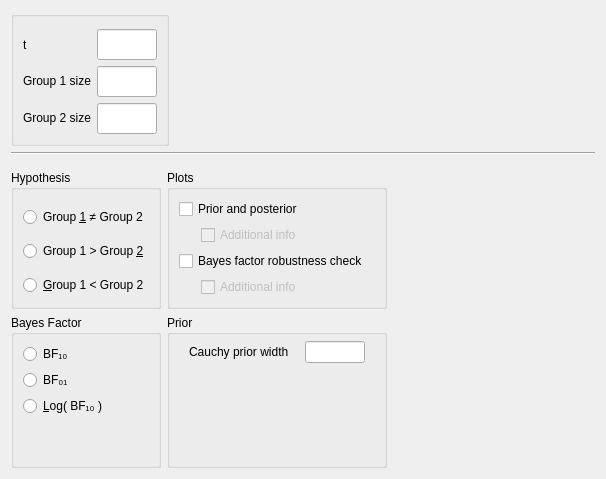
AlexanderLyNL/jasp-desktop, file JASP-Desktop/analysisforms/Bain/bainttestbayesianindependentsamplesform.ui: the form before one commit.
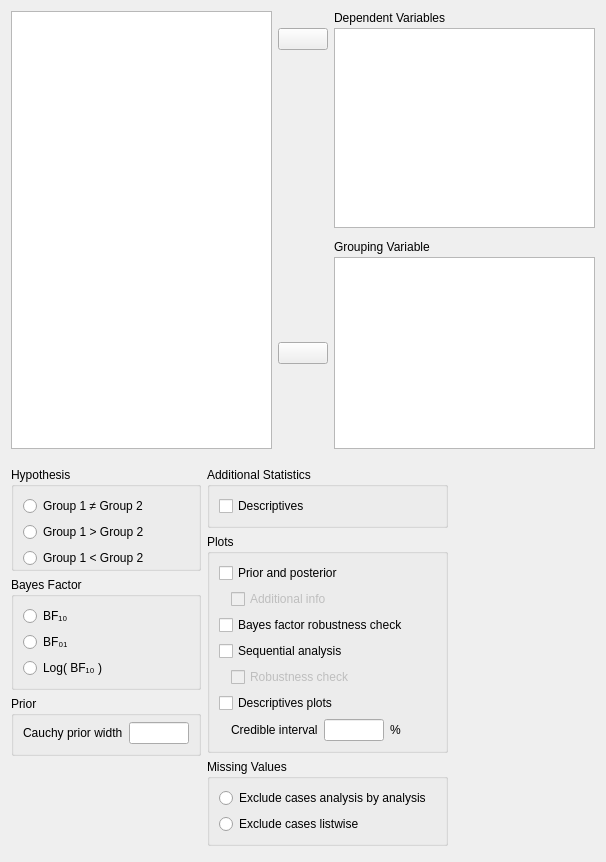
The form after the commit. Custom widgets are drawn as their Qt base class.

```diff
--- a/JASP-Desktop/analysisforms/Bain/bainttestbayesianindependentsamplesform.ui
+++ b/JASP-Desktop/analysisforms/Bain/bainttestbayesianindependentsamplesform.ui
@@ -7,7 +7,7 @@
     <x>0</x>
     <y>0</y>
     <width>606</width>
-    <height>479</height>
+    <height>862</height>
    </rect>
   </property>
   <property name="sizePolicy">
@@ -20,141 +20,180 @@
    <string>Form</string>
   </property>
   <layout class="QGridLayout" name="gridLayout">
+   <property name="verticalSpacing">
+    <number>0</number>
+   </property>
    <item row="0" column="0">
-    <widget class="BoundGroupBox" name="missingValues">
-     <property name="title">
-      <string/>
+    <widget class="QWidget" name="topWidget" native="true">
+     <property name="sizePolicy">
+      <sizepolicy hsizetype="Preferred" vsizetype="Fixed">
+       <horstretch>0</horstretch>
+       <verstretch>0</verstretch>
+      </sizepolicy>
      </property>
-     <property name="flat">
-      <bool>false</bool>
-     </property>
-     <layout class="QGridLayout" name="gridLayout_6">
+     <layout class="QGridLayout" name="gridLayout_8">
+      <property name="leftMargin">
+       <number>0</number>
+      </property>
       <property name="topMargin">
-       <number>12</number>
+       <number>0</number>
       </property>
-      <item row="3" column="1">
-       <widget class="BoundTextBox" name="n2Size">
-        <property name="sizePolicy">
-         <sizepolicy hsizetype="Fixed" vsizetype="Preferred">
-          <horstretch>0</horstretch>
-          <verstretch>0</verstretch>
-         </sizepolicy>
+      <property name="rightMargin">
+       <number>0</number>
+      </property>
+      <property name="verticalSpacing">
+       <number>3</number>
+      </property>
+      <item row="6" column="2">
+       <widget class="QLabel" name="label_5">
+        <property name="text">
+         <string>Grouping Variable</string>
         </property>
-        <property name="minimumSize">
-         <size>
-          <width>60</width>
-          <height>0</height>
-         </size>
-        </property>
-        <property name="maximumSize">
-         <size>
-          <width>60</width>
-          <height>16777215</height>
-         </size>
-        </property>
        </widget>
       </item>
-      <item row="2" column="1">
-       <widget class="BoundTextBox" name="n1Size">
+      <item row="7" column="1">
+       <widget class="AssignButton" name="buttonAssignGroupingVariable">
         <property name="sizePolicy">
-         <sizepolicy hsizetype="Fixed" vsizetype="Preferred">
+         <sizepolicy hsizetype="Fixed" vsizetype="Fixed">
           <horstretch>0</horstretch>
           <verstretch>0</verstretch>
          </sizepolicy>
         </property>
         <property name="minimumSize">
          <size>
-          <width>60</width>
+          <width>50</width>
           <height>0</height>
          </size>
         </property>
         <property name="maximumSize">
          <size>
-          <width>60</width>
+          <width>50</width>
           <height>16777215</height>
          </size>
         </property>
+        <property name="text">
+         <string/>
+        </property>
        </widget>
       </item>
-      <item row="1" column="1">
-       <widget class="BoundTextBox" name="tStatistic">
+      <item row="7" column="2">
+       <widget class="boundSingleItemView" name="groupingVariable">
         <property name="sizePolicy">
-         <sizepolicy hsizetype="Fixed" vsizetype="Preferred">
+         <sizepolicy hsizetype="Expanding" vsizetype="Fixed">
           <horstretch>0</horstretch>
           <verstretch>0</verstretch>
          </sizepolicy>
         </property>
         <property name="minimumSize">
          <size>
-          <width>60</width>
+          <width>0</width>
           <height>0</height>
          </size>
         </property>
         <property name="maximumSize">
          <size>
-          <width>60</width>
+          <width>16777215</width>
           <height>16777215</height>
          </size>
         </property>
        </widget>
       </item>
-      <item row="3" column="0">
+      <item row="0" column="2">
        <widget class="QLabel" name="label_4">
         <property name="text">
-         <string>&lt;html&gt;&lt;head/&gt;&lt;body&gt;&lt;p&gt;Group 2 size&lt;/p&gt;&lt;/body&gt;&lt;/html&gt;</string>
+         <string>Dependent Variables</string>
         </property>
        </widget>
       </item>
-      <item row="2" column="0">
-       <widget class="QLabel" name="label_3">
+      <item row="1" column="1">
+       <widget class="AssignButton" name="buttonAssignVariables">
+        <property name="sizePolicy">
+         <sizepolicy hsizetype="Fixed" vsizetype="Fixed">
+          <horstretch>0</horstretch>
+          <verstretch>0</verstretch>
+         </sizepolicy>
+        </property>
+        <property name="minimumSize">
+         <size>
+          <width>50</width>
+          <height>0</height>
+         </size>
+        </property>
+        <property name="maximumSize">
+         <size>
+          <width>50</width>
+          <height>16777215</height>
+         </size>
+        </property>
         <property name="text">
-         <string>&lt;html&gt;&lt;head/&gt;&lt;body&gt;&lt;p&gt;Group 1 size&lt;/p&gt;&lt;/body&gt;&lt;/html&gt;</string>
+         <string/>
         </property>
        </widget>
       </item>
-      <item row="1" column="0">
-       <widget class="QLabel" name="label_2">
-        <property name="text">
-         <string>t</string>
+      <item row="1" column="2" rowspan="2">
+       <widget class="BoundListView" name="variables">
+        <property name="sizePolicy">
+         <sizepolicy hsizetype="Expanding" vsizetype="Fixed">
+          <horstretch>0</horstretch>
+          <verstretch>1</verstretch>
+         </sizepolicy>
+        </property>
+        <property name="minimumSize">
+         <size>
+          <width>0</width>
+          <height>200</height>
+         </size>
+        </property>
+        <property name="maximumSize">
+         <size>
+          <width>16777215</width>
+          <height>200</height>
+         </size>
+        </property>
+        <property name="selectionMode">
+         <enum>QAbstractItemView::ExtendedSelection</enum>
+        </property>
+       </widget>
+      </item>
+      <item row="2" column="1">
+       <widget class="QWidget" name="verticalWidget" native="true">
+        <property name="minimumSize">
+         <size>
+          <width>0</width>
+          <height>40</height>
+         </size>
+        </property>
+       </widget>
+      </item>
+      <item row="0" column="0" rowspan="8">
+       <widget class="AvailableFieldsListView" name="listAvailableFields">
+        <property name="sizePolicy">
+         <sizepolicy hsizetype="Expanding" vsizetype="Preferred">
+          <horstretch>0</horstretch>
+          <verstretch>0</verstretch>
+         </sizepolicy>
+        </property>
+        <property name="minimumSize">
+         <size>
+          <width>0</width>
+          <height>0</height>
+         </size>
+        </property>
+        <property name="maximumSize">
+         <size>
+          <width>16777215</width>
+          <height>16777215</height>
+         </size>
+        </property>
+        <property name="selectionMode">
+         <enum>QAbstractItemView::ExtendedSelection</enum>
         </property>
        </widget>
       </item>
      </layout>
     </widget>
    </item>
-   <item row="0" column="1">
-    <spacer name="horizontalSpacer_2">
-     <property name="orientation">
-      <enum>Qt::Horizontal</enum>
-     </property>
-     <property name="sizeHint" stdset="0">
-      <size>
-       <width>346</width>
-       <height>20</height>
-      </size>
-     </property>
-    </spacer>
-   </item>
-   <item row="1" column="0" colspan="2">
-    <widget class="Line" name="line">
-     <property name="font">
-      <font>
-       <weight>50</weight>
-       <bold>false</bold>
-      </font>
-     </property>
-     <property name="frameShadow">
-      <enum>QFrame::Sunken</enum>
-     </property>
-     <property name="lineWidth">
-      <number>1</number>
-     </property>
-     <property name="orientation">
-      <enum>Qt::Horizontal</enum>
-     </property>
-    </widget>
-   </item>
-   <item row="2" column="0" colspan="2">
+   <item row="1" column="0">
     <widget class="QWidget" name="gridWidget" native="true">
      <property name="sizePolicy">
       <sizepolicy hsizetype="Fixed" vsizetype="Fixed">
@@ -172,15 +211,15 @@
       <property name="bottomMargin">
        <number>0</number>
       </property>
-      <item row="1" column="1">
-       <widget class="QWidget" name="widget_3" native="true">
-        <property name="sizePolicy">
-         <sizepolicy hsizetype="Preferred" vsizetype="Preferred">
-          <horstretch>0</horstretch>
-          <verstretch>0</verstretch>
-         </sizepolicy>
+      <item row="0" column="0">
+       <widget class="QWidget" name="widget_2" native="true">
+        <property name="maximumSize">
+         <size>
+          <width>240</width>
+          <height>16777215</height>
+         </size>
         </property>
-        <layout class="QGridLayout" name="gridLayout_2">
+        <layout class="QGridLayout" name="gridLayout_5">
          <property name="leftMargin">
           <number>0</number>
          </property>
@@ -193,8 +232,88 @@
          <property name="bottomMargin">
           <number>0</number>
          </property>
-         <item row="0" column="0">
-          <widget class="BoundGroupBox" name="groupBox">
+         <item row="7" column="0">
+          <spacer name="verticalSpacer">
+           <property name="orientation">
+            <enum>Qt::Vertical</enum>
+           </property>
+           <property name="sizeHint" stdset="0">
+            <size>
+             <width>20</width>
+             <height>40</height>
+            </size>
+           </property>
+          </spacer>
+         </item>
+         <item row="1" column="0">
+          <widget class="BoundGroupBox" name="hypothesis">
+           <property name="title">
+            <string>Hypothesis</string>
+           </property>
+           <property name="flat">
+            <bool>true</bool>
+           </property>
+           <layout class="QGridLayout" name="gridLayout_9">
+            <property name="bottomMargin">
+             <number>0</number>
+            </property>
+            <item row="2" column="0">
+             <widget class="QRadioButton" name="_3oneTailedLessThan">
+              <property name="sizePolicy">
+               <sizepolicy hsizetype="Fixed" vsizetype="Fixed">
+                <horstretch>0</horstretch>
+                <verstretch>0</verstretch>
+               </sizepolicy>
+              </property>
+              <property name="text">
+               <string>Group 1 &lt; Group 2</string>
+              </property>
+             </widget>
+            </item>
+            <item row="0" column="0">
+             <widget class="QRadioButton" name="_1twoTailed">
+              <property name="sizePolicy">
+               <sizepolicy hsizetype="Fixed" vsizetype="Fixed">
+                <horstretch>0</horstretch>
+                <verstretch>0</verstretch>
+               </sizepolicy>
+              </property>
+              <property name="text">
+               <string>Group 1 ≠ Group 2</string>
+              </property>
+             </widget>
+            </item>
+            <item row="1" column="0">
+             <widget class="QRadioButton" name="_2oneTailedGreaterThan">
+              <property name="sizePolicy">
+               <sizepolicy hsizetype="Fixed" vsizetype="Fixed">
+                <horstretch>0</horstretch>
+                <verstretch>0</verstretch>
+               </sizepolicy>
+              </property>
+              <property name="text">
+               <string>Group 1 &gt; Group 2</string>
+              </property>
+             </widget>
+            </item>
+            <item row="1" column="1">
+             <spacer name="horizontalSpacer">
+              <property name="orientation">
+               <enum>Qt::Horizontal</enum>
+              </property>
+              <property name="sizeHint" stdset="0">
+               <size>
+                <width>40</width>
+                <height>20</height>
+               </size>
+              </property>
+             </spacer>
+            </item>
+           </layout>
+          </widget>
+         </item>
+         <item row="3" column="0">
+          <widget class="GroupBox" name="groupBox">
            <property name="title">
             <string>Prior</string>
            </property>
@@ -202,6 +321,19 @@
             <property name="topMargin">
              <number>6</number>
             </property>
+            <item row="0" column="0">
+             <widget class="QLabel" name="label">
+              <property name="sizePolicy">
+               <sizepolicy hsizetype="Fixed" vsizetype="Fixed">
+                <horstretch>0</horstretch>
+                <verstretch>0</verstretch>
+               </sizepolicy>
+              </property>
+              <property name="text">
+               <string>Cauchy prior width</string>
+              </property>
+             </widget>
+            </item>
             <item row="0" column="1">
              <widget class="BoundTextBox" name="priorWidth">
               <property name="sizePolicy">
@@ -224,114 +356,10 @@
               </property>
              </widget>
             </item>
-            <item row="0" column="0">
-             <widget class="QLabel" name="label">
-              <property name="sizePolicy">
-               <sizepolicy hsizetype="Fixed" vsizetype="Fixed">
-                <horstretch>0</horstretch>
-                <verstretch>0</verstretch>
-               </sizepolicy>
-              </property>
-              <property name="text">
-               <string>Cauchy prior width</string>
-              </property>
-             </widget>
-            </item>
-            <item row="1" column="0">
-             <spacer name="verticalSpacer_2">
-              <property name="orientation">
-               <enum>Qt::Vertical</enum>
-              </property>
-              <property name="sizeHint" stdset="0">
-               <size>
-                <width>20</width>
-                <height>40</height>
-               </size>
-              </property>
-             </spacer>
-            </item>
            </layout>
-          </widget>
-         </item>
-        </layout>
-       </widget>
-      </item>
-      <item row="0" column="0">
-       <widget class="BoundGroupBox" name="hypothesis">
-        <property name="title">
-         <string>Hypothesis</string>
-        </property>
-        <property name="flat">
-         <bool>true</bool>
-        </property>
-        <layout class="QGridLayout" name="gridLayout_9">
-         <property name="bottomMargin">
-          <number>0</number>
-         </property>
-         <item row="1" column="0">
-          <widget class="QRadioButton" name="_2oneTailedGreaterThan">
-           <property name="sizePolicy">
-            <sizepolicy hsizetype="Fixed" vsizetype="Fixed">
-             <horstretch>0</horstretch>
-             <verstretch>0</verstretch>
-            </sizepolicy>
-           </property>
-           <property name="text">
-            <string>Group 1 &gt; Group &amp;2</string>
-           </property>
-          </widget>
-         </item>
-         <item row="0" column="0">
-          <widget class="QRadioButton" name="_1twoTailed">
-           <property name="sizePolicy">
-            <sizepolicy hsizetype="Fixed" vsizetype="Fixed">
-             <horstretch>0</horstretch>
-             <verstretch>0</verstretch>
-            </sizepolicy>
-           </property>
-           <property name="text">
-            <string>Group &amp;1 ≠ Group 2</string>
-           </property>
           </widget>
          </item>
          <item row="2" column="0">
-          <widget class="QRadioButton" name="_3oneTailedLessThan">
-           <property name="sizePolicy">
-            <sizepolicy hsizetype="Fixed" vsizetype="Fixed">
-             <horstretch>0</horstretch>
-             <verstretch>0</verstretch>
-            </sizepolicy>
-           </property>
-           <property name="text">
-            <string>&amp;Group 1 &lt; Group 2</string>
-           </property>
-          </widget>
-         </item>
-        </layout>
-       </widget>
-      </item>
-      <item row="1" column="0">
-       <widget class="QWidget" name="widget_2" native="true">
-        <property name="maximumSize">
-         <size>
-          <width>240</width>
-          <height>16777215</height>
-         </size>
-        </property>
-        <layout class="QGridLayout" name="gridLayout_5">
-         <property name="leftMargin">
-          <number>0</number>
-         </property>
-         <property name="topMargin">
-          <number>0</number>
-         </property>
-         <property name="rightMargin">
-          <number>0</number>
-         </property>
-         <property name="bottomMargin">
-          <number>0</number>
-         </property>
-         <item row="4" column="0">
           <widget class="BoundGroupBox" name="bayesFactorType">
            <property name="title">
             <string>Bayes Factor</string>
@@ -340,32 +368,6 @@
             <bool>false</bool>
            </property>
            <layout class="QGridLayout" name="gridLayout_13">
-            <item row="2" column="0">
-             <widget class="QRadioButton" name="_3">
-              <property name="sizePolicy">
-               <sizepolicy hsizetype="Fixed" vsizetype="Fixed">
-                <horstretch>0</horstretch>
-                <verstretch>0</verstretch>
-               </sizepolicy>
-              </property>
-              <property name="text">
-               <string>&amp;Log( BF₁₀ )</string>
-              </property>
-             </widget>
-            </item>
-            <item row="1" column="0">
-             <widget class="QRadioButton" name="_2">
-              <property name="sizePolicy">
-               <sizepolicy hsizetype="Fixed" vsizetype="Fixed">
-                <horstretch>0</horstretch>
-                <verstretch>0</verstretch>
-               </sizepolicy>
-              </property>
-              <property name="text">
-               <string>BF₀₁</string>
-              </property>
-             </widget>
-            </item>
             <item row="0" column="0">
              <widget class="QRadioButton" name="_1">
               <property name="sizePolicy">
@@ -379,18 +381,31 @@
               </property>
              </widget>
             </item>
-            <item row="3" column="0">
-             <spacer name="verticalSpacer_3">
-              <property name="orientation">
-               <enum>Qt::Vertical</enum>
+            <item row="1" column="0">
+             <widget class="QRadioButton" name="_2">
+              <property name="sizePolicy">
+               <sizepolicy hsizetype="Fixed" vsizetype="Fixed">
+                <horstretch>0</horstretch>
+                <verstretch>0</verstretch>
+               </sizepolicy>
               </property>
-              <property name="sizeHint" stdset="0">
-               <size>
-                <width>20</width>
-                <height>40</height>
-               </size>
+              <property name="text">
+               <string>BF₀₁</string>
               </property>
-             </spacer>
+             </widget>
+            </item>
+            <item row="2" column="0">
+             <widget class="QRadioButton" name="_3">
+              <property name="sizePolicy">
+               <sizepolicy hsizetype="Fixed" vsizetype="Fixed">
+                <horstretch>0</horstretch>
+                <verstretch>0</verstretch>
+               </sizepolicy>
+              </property>
+              <property name="text">
+               <string>Log( BF₁₀ )</string>
+              </property>
+             </widget>
             </item>
             <item row="1" column="1">
              <spacer name="horizontalSpacer_3">
@@ -412,83 +427,279 @@
        </widget>
       </item>
       <item row="0" column="1">
-       <widget class="BoundGroupBox" name="plotsGroup">
-        <property name="title">
-         <string>Plots</string>
+       <widget class="QWidget" name="widget_3" native="true">
+        <property name="sizePolicy">
+         <sizepolicy hsizetype="Preferred" vsizetype="Preferred">
+          <horstretch>0</horstretch>
+          <verstretch>0</verstretch>
+         </sizepolicy>
         </property>
-        <layout class="QGridLayout" name="gridLayout_4">
-         <item row="0" column="0" colspan="3">
-          <widget class="BoundCheckBox" name="plotPriorAndPosterior">
-           <property name="enabled">
-            <bool>true</bool>
+        <layout class="QGridLayout" name="gridLayout_2">
+         <property name="leftMargin">
+          <number>0</number>
+         </property>
+         <property name="topMargin">
+          <number>0</number>
+         </property>
+         <property name="rightMargin">
+          <number>0</number>
+         </property>
+         <property name="bottomMargin">
+          <number>0</number>
+         </property>
+         <item row="1" column="0" colspan="2">
+          <widget class="GroupBox" name="plotsGroup">
+           <property name="title">
+            <string>Plots</string>
            </property>
-           <property name="sizePolicy">
-            <sizepolicy hsizetype="Fixed" vsizetype="Fixed">
-             <horstretch>0</horstretch>
-             <verstretch>0</verstretch>
-            </sizepolicy>
-           </property>
-           <property name="text">
-            <string>Prior and posterior</string>
-           </property>
+           <layout class="QGridLayout" name="gridLayout_4">
+            <item row="5" column="0">
+             <widget class="QWidget" name="widget_4" native="true">
+              <property name="maximumSize">
+               <size>
+                <width>16</width>
+                <height>16777215</height>
+               </size>
+              </property>
+             </widget>
+            </item>
+            <item row="5" column="1" colspan="4">
+             <widget class="BoundCheckBox" name="plotSequentialAnalysisRobustness">
+              <property name="enabled">
+               <bool>false</bool>
+              </property>
+              <property name="sizePolicy">
+               <sizepolicy hsizetype="Fixed" vsizetype="Fixed">
+                <horstretch>0</horstretch>
+                <verstretch>0</verstretch>
+               </sizepolicy>
+              </property>
+              <property name="text">
+               <string>Robustness check</string>
+              </property>
+             </widget>
+            </item>
+            <item row="6" column="0" colspan="3">
+             <widget class="BoundCheckBox" name="descriptivesPlots">
+              <property name="sizePolicy">
+               <sizepolicy hsizetype="Fixed" vsizetype="Fixed">
+                <horstretch>0</horstretch>
+                <verstretch>0</verstretch>
+               </sizepolicy>
+              </property>
+              <property name="text">
+               <string>Descriptives plots</string>
+              </property>
+             </widget>
+            </item>
+            <item row="0" column="0" colspan="3">
+             <widget class="BoundCheckBox" name="plotPriorAndPosterior">
+              <property name="sizePolicy">
+               <sizepolicy hsizetype="Fixed" vsizetype="Fixed">
+                <horstretch>0</horstretch>
+                <verstretch>0</verstretch>
+               </sizepolicy>
+              </property>
+              <property name="text">
+               <string>Prior and posterior</string>
+              </property>
+             </widget>
+            </item>
+            <item row="4" column="0" colspan="3">
+             <widget class="BoundCheckBox" name="plotSequentialAnalysis">
+              <property name="sizePolicy">
+               <sizepolicy hsizetype="Fixed" vsizetype="Fixed">
+                <horstretch>0</horstretch>
+                <verstretch>0</verstretch>
+               </sizepolicy>
+              </property>
+              <property name="text">
+               <string>Sequential analysis</string>
+              </property>
+             </widget>
+            </item>
+            <item row="3" column="0" colspan="3">
+             <widget class="BoundCheckBox" name="plotBayesFactorRobustness">
+              <property name="sizePolicy">
+               <sizepolicy hsizetype="Fixed" vsizetype="Fixed">
+                <horstretch>0</horstretch>
+                <verstretch>0</verstretch>
+               </sizepolicy>
+              </property>
+              <property name="text">
+               <string>Bayes factor robustness check</string>
+              </property>
+             </widget>
+            </item>
+            <item row="2" column="1" colspan="4">
+             <widget class="BoundCheckBox" name="plotPriorAndPosteriorAdditionalInfo">
+              <property name="enabled">
+               <bool>false</bool>
+              </property>
+              <property name="sizePolicy">
+               <sizepolicy hsizetype="Fixed" vsizetype="Fixed">
+                <horstretch>0</horstretch>
+                <verstretch>0</verstretch>
+               </sizepolicy>
+              </property>
+              <property name="text">
+               <string>Additional info</string>
+              </property>
+             </widget>
+            </item>
+            <item row="7" column="1">
+             <widget class="QWidget" name="horizontalWidget" native="true">
+              <layout class="QHBoxLayout" name="horizontalLayout">
+               <property name="leftMargin">
+                <number>0</number>
+               </property>
+               <property name="topMargin">
+                <number>0</number>
+               </property>
+               <property name="rightMargin">
+                <number>0</number>
+               </property>
+               <property name="bottomMargin">
+                <number>0</number>
+               </property>
+               <item>
+                <widget class="QLabel" name="label_2">
+                 <property name="sizePolicy">
+                  <sizepolicy hsizetype="Fixed" vsizetype="Fixed">
+                   <horstretch>0</horstretch>
+                   <verstretch>0</verstretch>
+                  </sizepolicy>
+                 </property>
+                 <property name="text">
+                  <string>Credible interval</string>
+                 </property>
+                </widget>
+               </item>
+               <item>
+                <widget class="BoundTextBox" name="descriptivesPlotsCredibleInterval">
+                 <property name="sizePolicy">
+                  <sizepolicy hsizetype="Fixed" vsizetype="Preferred">
+                   <horstretch>0</horstretch>
+                   <verstretch>0</verstretch>
+                  </sizepolicy>
+                 </property>
+                 <property name="minimumSize">
+                  <size>
+                   <width>60</width>
+                   <height>0</height>
+                  </size>
+                 </property>
+                 <property name="maximumSize">
+                  <size>
+                   <width>60</width>
+                   <height>16777215</height>
+                  </size>
+                 </property>
+                </widget>
+               </item>
+               <item>
+                <widget class="QLabel" name="label_3">
+                 <property name="sizePolicy">
+                  <sizepolicy hsizetype="Fixed" vsizetype="Fixed">
+                   <horstretch>0</horstretch>
+                   <verstretch>0</verstretch>
+                  </sizepolicy>
+                 </property>
+                 <property name="text">
+                  <string>%</string>
+                 </property>
+                </widget>
+               </item>
+              </layout>
+             </widget>
+            </item>
+           </layout>
           </widget>
          </item>
-         <item row="4" column="0">
-          <widget class="QWidget" name="widget_4" native="true">
-           <property name="maximumSize">
-            <size>
-             <width>16</width>
-             <height>16777215</height>
-            </size>
+         <item row="2" column="0" colspan="2">
+          <widget class="BoundGroupBox" name="missingValues">
+           <property name="title">
+            <string>Missing Values</string>
            </property>
-          </widget>
-         </item>
-         <item row="2" column="1" colspan="3">
-          <widget class="BoundCheckBox" name="plotPriorAndPosteriorAdditionalInfo">
-           <property name="enabled">
+           <property name="flat">
             <bool>false</bool>
            </property>
-           <property name="sizePolicy">
-            <sizepolicy hsizetype="Fixed" vsizetype="Fixed">
-             <horstretch>0</horstretch>
-             <verstretch>0</verstretch>
-            </sizepolicy>
-           </property>
-           <property name="text">
-            <string>Additional info</string>
-           </property>
+           <layout class="QGridLayout" name="gridLayout_6">
+            <item row="1" column="0">
+             <widget class="QRadioButton" name="_2excludeListwise">
+              <property name="sizePolicy">
+               <sizepolicy hsizetype="Fixed" vsizetype="Fixed">
+                <horstretch>0</horstretch>
+                <verstretch>0</verstretch>
+               </sizepolicy>
+              </property>
+              <property name="text">
+               <string>Exclude cases listwise</string>
+              </property>
+             </widget>
+            </item>
+            <item row="0" column="0">
+             <widget class="QRadioButton" name="_1excludeAnalysisByAnalysis">
+              <property name="sizePolicy">
+               <sizepolicy hsizetype="Fixed" vsizetype="Fixed">
+                <horstretch>0</horstretch>
+                <verstretch>0</verstretch>
+               </sizepolicy>
+              </property>
+              <property name="text">
+               <string>Exclude cases analysis by analysis</string>
+              </property>
+             </widget>
+            </item>
+            <item row="0" column="1">
+             <spacer name="horizontalSpacer_4">
+              <property name="orientation">
+               <enum>Qt::Horizontal</enum>
+              </property>
+              <property name="sizeHint" stdset="0">
+               <size>
+                <width>5</width>
+                <height>20</height>
+               </size>
+              </property>
+             </spacer>
+            </item>
+           </layout>
           </widget>
          </item>
-         <item row="3" column="0" colspan="3">
-          <widget class="BoundCheckBox" name="plotBayesFactorRobustness">
-           <property name="sizePolicy">
-            <sizepolicy hsizetype="Fixed" vsizetype="Fixed">
-             <horstretch>0</horstretch>
-             <verstretch>0</verstretch>
-            </sizepolicy>
+         <item row="0" column="0" colspan="2">
+          <widget class="GroupBox" name="groupBox_7">
+           <property name="title">
+            <string>Additional Statistics</string>
            </property>
-           <property name="text">
-            <string>Bayes factor robustness check</string>
-           </property>
-          </widget>
-         </item>
-         <item row="4" column="1">
-          <widget class="BoundCheckBox" name="plotBayesFactorRobustnessAdditionalInfo">
-           <property name="enabled">
-            <bool>false</bool>
-           </property>
-           <property name="sizePolicy">
-            <sizepolicy hsizetype="Fixed" vsizetype="Fixed">
-             <horstretch>0</horstretch>
-             <verstretch>0</verstretch>
-            </sizepolicy>
-           </property>
-           <property name="text">
-            <string>Additional info</string>
-           </property>
-           <property name="tristate">
-            <bool>false</bool>
-           </property>
+           <layout class="QGridLayout" name="gridLayout_3">
+            <item row="0" column="0" colspan="2">
+             <widget class="BoundCheckBox" name="descriptives">
+              <property name="sizePolicy">
+               <sizepolicy hsizetype="Fixed" vsizetype="Fixed">
+                <horstretch>0</horstretch>
+                <verstretch>0</verstretch>
+               </sizepolicy>
+              </property>
+              <property name="text">
+               <string>Descriptives</string>
+              </property>
+             </widget>
+            </item>
+            <item row="0" column="2">
+             <spacer name="horizontalSpacer_2">
+              <property name="orientation">
+               <enum>Qt::Horizontal</enum>
+              </property>
+              <property name="sizeHint" stdset="0">
+               <size>
+                <width>40</width>
+                <height>20</height>
+               </size>
+              </property>
+             </spacer>
+            </item>
+           </layout>
           </widget>
          </item>
         </layout>
@@ -497,9 +708,43 @@
      </layout>
     </widget>
    </item>
+   <item row="2" column="0">
+    <spacer name="verticalSpacer_2">
+     <property name="orientation">
+      <enum>Qt::Vertical</enum>
+     </property>
+     <property name="sizeHint" stdset="0">
+      <size>
+       <width>20</width>
+       <height>40</height>
+      </size>
+     </property>
+    </spacer>
+   </item>
   </layout>
  </widget>
  <customwidgets>
+  <customwidget>
+   <class>AssignButton</class>
+   <extends>QPushButton</extends>
+   <header>widgets/assignbutton.h</header>
+  </customwidget>
+  <customwidget>
+   <class>AvailableFieldsListView</class>
+   <extends>QListView</extends>
+   <header>widgets/availablefieldslistview.h</header>
+  </customwidget>
+  <customwidget>
+   <class>BoundListView</class>
+   <extends>QListView</extends>
+   <header>widgets/boundlistview.h</header>
+  </customwidget>
+  <customwidget>
+   <class>GroupBox</class>
+   <extends>QGroupBox</extends>
+   <header>widgets/groupbox.h</header>
+   <container>1</container>
+  </customwidget>
   <customwidget>
    <class>BoundTextBox</class>
    <extends>QLineEdit</extends>
@@ -516,6 +761,11 @@
    <extends>QCheckBox</extends>
    <header>widgets/boundcheckbox.h</header>
   </customwidget>
+  <customwidget>
+   <class>boundSingleItemView</class>
+   <extends>QListView</extends>
+   <header>widgets/boundsingleitemview.h</header>
+  </customwidget>
  </customwidgets>
  <resources/>
  <connections>
```
Left out of the diff: 12 changed lines with no effect on the pictures.
